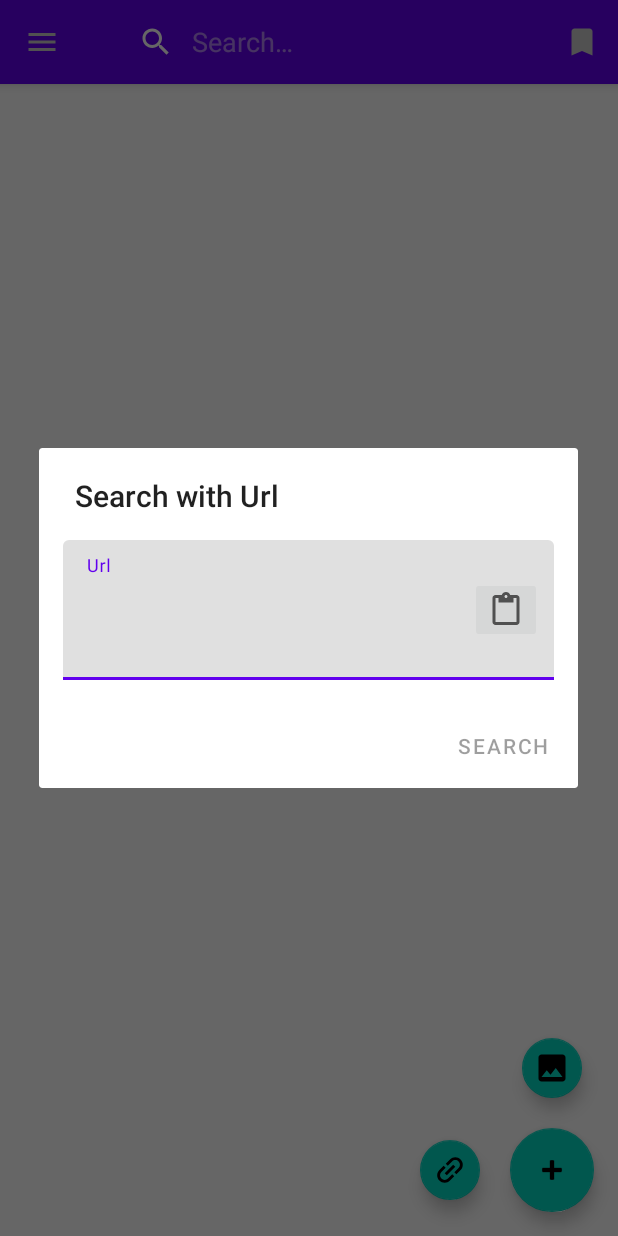
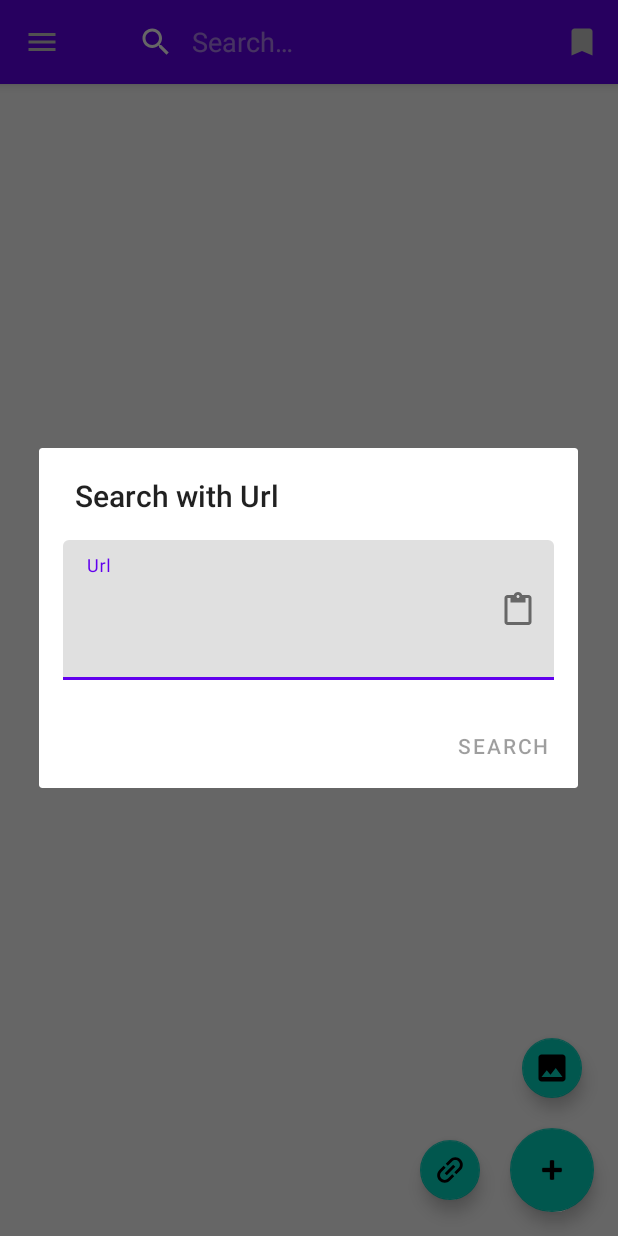
Before and after one commit to legion-11/FindAnime, an Android app: the screen it shows after launch (MainActivity), after a tap on "create new search request with url", on a phone screen of 412 x 824 dp. Run offline under Robolectric (Android 15) with nearby library versions, the phone set to English and light mode, and no system bars; our stand-ins replace AdMob, Room's generated code; libraries missing offline, so code that uses them is left out: it.xabaras.android; pictures from the network do not load; 4 statements that could not run were skipped; 3 other taps on this screen came first.

Commit message:
fix of image button covered input of url, also disabled minifyEnabled of release version

```diff
--- a/app/build.gradle
+++ b/app/build.gradle
@@ -20,8 +20,8 @@ android {
         applicationId "com.legion_11.findanime"
         minSdkVersion 21
         targetSdkVersion 30
-        versionCode 1
-        versionName "1.0"
+        versionCode 4
+        versionName "1.0.4"
 
         testInstrumentationRunner "androidx.test.runner.AndroidJUnitRunner"
         signingConfig signingConfigs.release
--- a/app/src/main/AndroidManifest.xml
+++ b/app/src/main/AndroidManifest.xml
@@ -2,8 +2,8 @@
 <manifest xmlns:android="http://schemas.android.com/apk/res/android"
     xmlns:tools="http://schemas.android.com/tools"
     package="com.legion_11.findanime"
-    android:versionCode="1"
-    android:versionName="1.0.0" >
+    android:versionCode="4"
+    android:versionName="1.0.4" >
 
     <uses-permission android:name="android.permission.WRITE_EXTERNAL_STORAGE"
         tools:ignore="ScopedStorage" />
--- a/app/src/main/java/com/legion_11/findanime/MainActivity.kt
+++ b/app/src/main/java/com/legion_11/findanime/MainActivity.kt
@@ -19,7 +19,6 @@ import android.view.animation.Animation
 import android.view.animation.AnimationUtils
 import android.view.inputmethod.InputMethodManager
 import android.webkit.URLUtil
-import android.widget.ImageButton
 import androidx.activity.viewModels
 import androidx.appcompat.app.AlertDialog
 import androidx.appcompat.app.AppCompatActivity
@@ -49,6 +48,7 @@ import com.google.android.material.floatingactionbutton.FloatingActionButton
 import com.google.android.material.navigation.NavigationView
 import com.google.android.material.snackbar.Snackbar
 import com.google.android.material.textfield.TextInputEditText
+import com.google.android.material.textfield.TextInputLayout
 import retrofit2.Call
 import retrofit2.Callback
 import retrofit2.Response
@@ -179,11 +179,11 @@ class MainActivity : AppCompatActivity(), ImageDrawerListDialogFragment.OnImageC
             return  textInput.text.toString().matches(Regex(""))
         }
 
-        fun changeImage(button: ImageButton, textInput: TextInputEditText) {
+        fun changeImage(textInputLayout: TextInputLayout, textInput: TextInputEditText) {
             if (isEmpty(textInput)) {
-                button.setImageResource(R.drawable.ic_baseline_content_paste_24)
+                textInputLayout.setEndIconDrawable(R.drawable.ic_baseline_content_paste_24)
             } else {
-                button.setImageResource(R.drawable.ic_baseline_close_24)
+                textInputLayout.setEndIconDrawable(R.drawable.ic_baseline_close_24)
             }
         }
 
@@ -197,17 +197,18 @@ class MainActivity : AppCompatActivity(), ImageDrawerListDialogFragment.OnImageC
 
         val layout = layoutInflater.inflate(R.layout.dialog_input_url, null)
         val textInput = layout.findViewById<TextInputEditText>(R.id.dialog_uri_input)
-        val pasteButton = layout.findViewById<ImageButton>(R.id.paste_button)
+        val textInputLayout = layout.findViewById<TextInputLayout>(R.id.dialog_uri_input_layout)
+
         textInput.setText( text ?: getTextFromClipBoard())
 
-        changeImage(pasteButton, textInput)
-        pasteButton.setOnClickListener {
+        changeImage(textInputLayout, textInput)
+        textInputLayout.setEndIconOnClickListener {
             if (isEmpty(textInput)) {
                 textInput.setText(getTextFromClipBoard())
             } else {
                 textInput.setText("")
             }
-            changeImage(pasteButton, textInput)
+            changeImage(textInputLayout, textInput)
         }
 
         val dialog = AlertDialog.Builder(this)
@@ -228,7 +229,7 @@ class MainActivity : AppCompatActivity(), ImageDrawerListDialogFragment.OnImageC
 
             override fun afterTextChanged(s: Editable?) {
                 posButton.isEnabled = isValidUrl(s.toString())
-                changeImage(pasteButton, textInput)
+                changeImage(textInputLayout, textInput)
             }
         })
     }
@@ -404,7 +405,7 @@ class MainActivity : AppCompatActivity(), ImageDrawerListDialogFragment.OnImageC
     }
 
     override fun showSnackBar(message: String) {
-        Snackbar.make(fabMain, message, Snackbar.LENGTH_LONG).show()
+        Snackbar.make(fabMain, message, Snackbar.LENGTH_INDEFINITE).show()
     }
 
     override fun setupFab(fabIconRes: Int, function: () -> Unit) {
--- a/app/src/main/res/layout/dialog_input_url.xml
+++ b/app/src/main/res/layout/dialog_input_url.xml
@@ -1,13 +1,17 @@
 <?xml version="1.0" encoding="utf-8"?>
 <FrameLayout xmlns:android="http://schemas.android.com/apk/res/android"
     xmlns:app="http://schemas.android.com/apk/res-auto"
+    xmlns:tools="http://schemas.android.com/tools"
     android:layout_width="match_parent"
     android:layout_height="wrap_content"
     android:padding="16dp">
 
     <com.google.android.material.textfield.TextInputLayout
+        android:id="@+id/dialog_uri_input_layout"
         android:layout_width="match_parent"
         android:layout_height="wrap_content"
+        app:endIconDrawable="@drawable/ic_baseline_content_paste_24"
+        app:endIconMode="custom"
         app:layout_constraintEnd_toEndOf="parent"
         app:layout_constraintStart_toStartOf="parent"
         app:layout_constraintTop_toTopOf="parent">
@@ -20,14 +24,4 @@
             android:lines="3" />
     </com.google.android.material.textfield.TextInputLayout>
 
-
-    <ImageButton
-        android:id="@+id/paste_button"
-        android:layout_width="wrap_content"
-        android:layout_height="wrap_content"
-        android:layout_gravity="end|center_vertical"
-        android:layout_marginEnd="8dp"
-        android:src="@drawable/ic_baseline_content_paste_24"
-        app:tint="@color/text_input_icon_color"
-        android:contentDescription="@string/url_button_description" />
 </FrameLayout>
```
Also changed, not shown: 1 other file.
